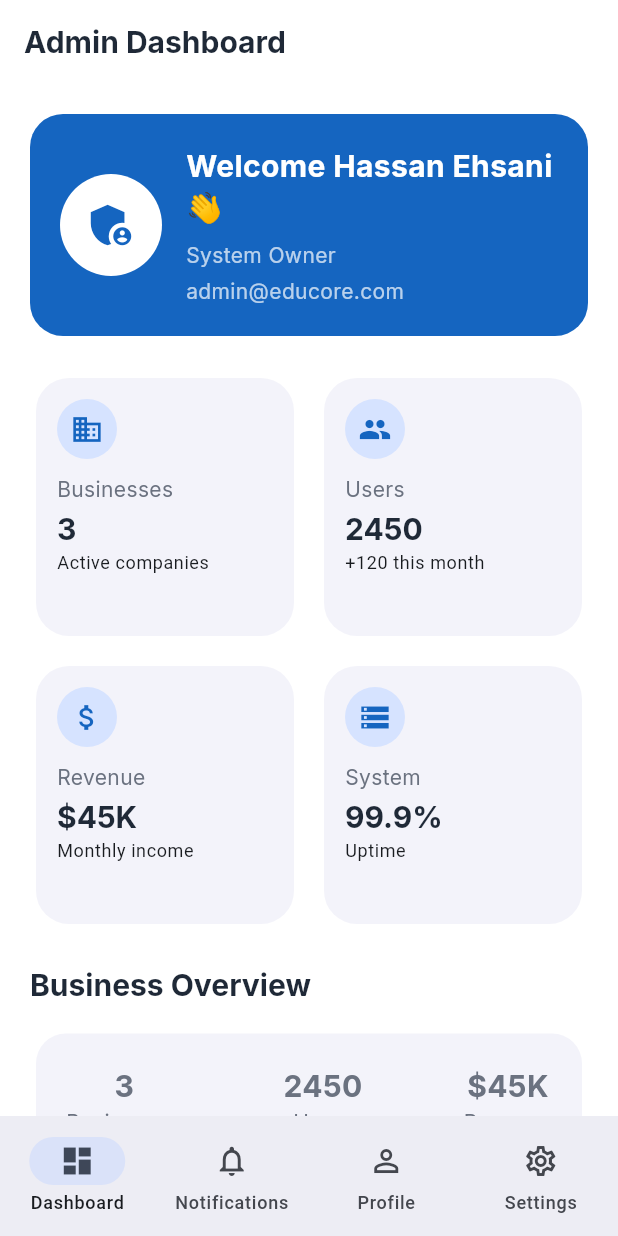
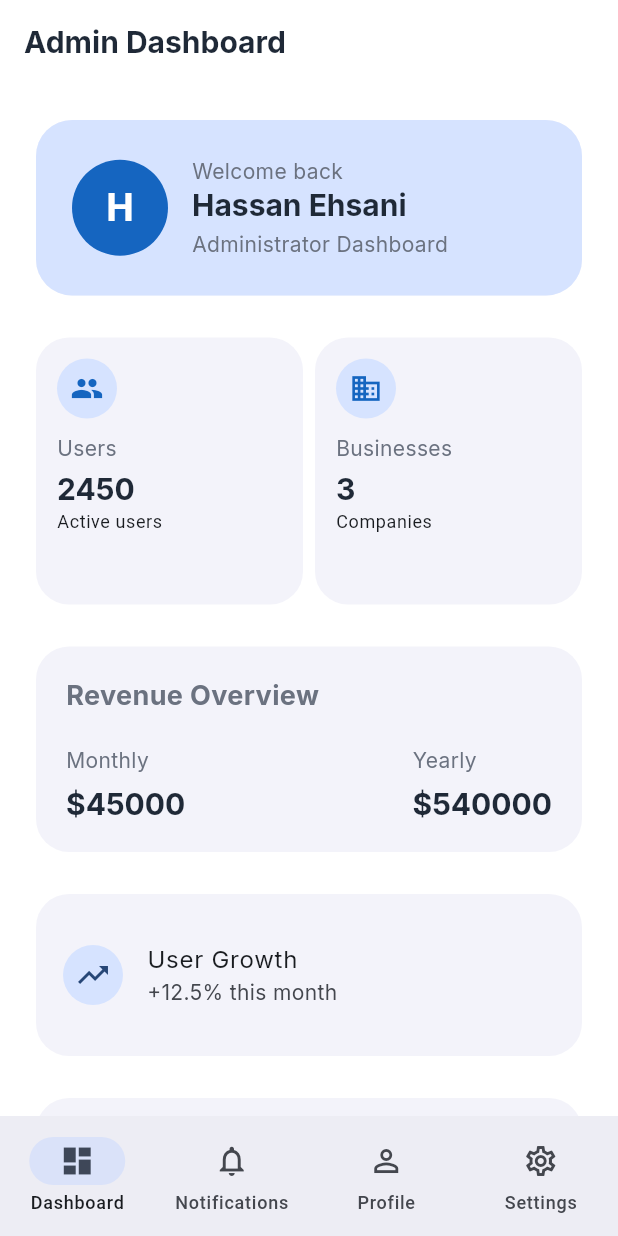
Before and after one commit to HassanEhsani/educore-platform, a Flutter app: the AdminDashboardPage screen opened by its route, on a phone screen of 412 x 824 dp. Run offline on Flutter 3.47's test engine with Material 3 defaults, Android fonts, the phone set to English and light mode, and no system bars; our stand-ins replace connectivity_plus, dio, flutter_riverpod, gap, go_router, google_fonts and 2 more; accounts and stored records are empty.

Commit message:
feat(admin): enhance dashboard analytics cards and admin profile UI

```diff
--- a/apps/mobile/lib/features/admin/data/admin_analytics_data.dart
+++ b/apps/mobile/lib/features/admin/data/admin_analytics_data.dart
@@ -0,0 +1,14 @@
+import '../domain/admin_analytics.dart';
+
+class AdminAnalyticsData {
+  static const AdminAnalytics analytics = AdminAnalytics(
+    totalUsers: 2450,
+    totalBusinesses: 3,
+    monthlyRevenue: 45000,
+    yearlyRevenue: 540000,
+    userGrowth: 12.5,
+    systemUptime: 99.9,
+    activeTeachers: 120,
+    activeStudents: 2450,
+  );
+}
--- a/apps/mobile/lib/features/admin/domain/admin_analytics.dart
+++ b/apps/mobile/lib/features/admin/domain/admin_analytics.dart
@@ -0,0 +1,21 @@
+class AdminAnalytics {
+  final int totalUsers;
+  final int totalBusinesses;
+  final double monthlyRevenue;
+  final double yearlyRevenue;
+  final double userGrowth;
+  final double systemUptime;
+  final int activeTeachers;
+  final int activeStudents;
+
+  const AdminAnalytics({
+    required this.totalUsers,
+    required this.totalBusinesses,
+    required this.monthlyRevenue,
+    required this.yearlyRevenue,
+    required this.userGrowth,
+    required this.systemUptime,
+    required this.activeTeachers,
+    required this.activeStudents,
+  });
+}
--- a/apps/mobile/lib/features/admin/presentation/admin_dashboard_page.dart
+++ b/apps/mobile/lib/features/admin/presentation/admin_dashboard_page.dart
@@ -1,41 +1,49 @@
-// lib/features/admin/presentation/admin_dashboard_page.dart
-
 import 'package:flutter/material.dart';
 
 import '../../../core/widgets/app_shell.dart';
-import '../data/admin_dashboard_data.dart';
+
+import '../data/admin_analytics_data.dart';
 import '../data/fake_admin_data.dart';
+
+import 'widgets/admin_activity_card.dart';
+import 'widgets/admin_business_card.dart';
+import 'widgets/admin_growth_card.dart';
 import 'widgets/admin_header.dart';
-import 'widgets/admin_stat_card.dart';
-import 'widgets/admin_business_card.dart';
-import 'widgets/admin_activity_card.dart';
 import 'widgets/admin_kpi_card.dart';
+import 'widgets/admin_quick_actions.dart';
+import 'widgets/admin_revenue_card.dart';
+import 'widgets/admin_system_health_card.dart';
+import 'widgets/admin_welcome_card.dart';
 
 class AdminDashboardPage extends StatelessWidget {
   const AdminDashboardPage({super.key});
-  static const List<String> _routes = [
+
+  static const List<String> routes = [
     '/admin',
     '/admin/notifications',
     '/admin/profile',
     '/admin/settings',
   ];
 
-  static const List<NavigationDestination> _destinations = [
+  static const List<NavigationDestination> destinations = [
     NavigationDestination(
       icon: Icon(Icons.dashboard_outlined),
       selectedIcon: Icon(Icons.dashboard),
       label: 'Dashboard',
     ),
+
     NavigationDestination(
       icon: Icon(Icons.notifications_outlined),
       selectedIcon: Icon(Icons.notifications),
       label: 'Notifications',
     ),
+
     NavigationDestination(
       icon: Icon(Icons.person_outline),
       selectedIcon: Icon(Icons.person),
       label: 'Profile',
     ),
+
     NavigationDestination(
       icon: Icon(Icons.settings_outlined),
       selectedIcon: Icon(Icons.settings),
@@ -45,135 +53,83 @@ class AdminDashboardPage extends StatelessWidget {
 
   @override
   Widget build(BuildContext context) {
-    final summary = AdminDashboardData.summary;
+    final analytics = AdminAnalyticsData.analytics;
 
     return AppShell(
       title: 'Admin Dashboard',
+
       currentIndex: 0,
+
       onTap: (_) {},
-      destinations: _destinations,
-      routes: _routes,
+
+      routes: routes,
+
+      destinations: destinations,
+
       body: SingleChildScrollView(
         padding: const EdgeInsets.all(20),
+
         child: Column(
           crossAxisAlignment: CrossAxisAlignment.start,
+
           children: [
-            AdminHeader(admin: FakeAdminData.admin),
-            const SizedBox(height: 24),
+            AdminWelcomeCard(admin: FakeAdminData.admin),
+
+            const SizedBox(height: 20),
 
             GridView.count(
               shrinkWrap: true,
+
               physics: const NeverScrollableScrollPhysics(),
+
               crossAxisCount: 2,
-              crossAxisSpacing: 12,
-              mainAxisSpacing: 12,
 
-              children: const [
+              children: [
+                AdminKpiCard(
+                  icon: Icons.people,
+                  title: 'Users',
+                  value: '${analytics.totalUsers}',
+                  subtitle: 'Active users',
+                ),
+
                 AdminKpiCard(
                   icon: Icons.business,
                   title: 'Businesses',
-                  value: '3',
-                  subtitle: 'Active companies',
-                ),
-
-                AdminKpiCard(
-                  icon: Icons.people,
-                  title: 'Users',
-                  value: '2450',
-                  subtitle: '+120 this month',
-                ),
-
-                AdminKpiCard(
-                  icon: Icons.attach_money,
-                  title: 'Revenue',
-                  value: '\$45K',
-                  subtitle: 'Monthly income',
-                ),
-
-                AdminKpiCard(
-                  icon: Icons.storage,
-                  title: 'System',
-                  value: '99.9%',
-                  subtitle: 'Uptime',
+                  value: '${analytics.totalBusinesses}',
+                  subtitle: 'Companies',
                 ),
               ],
             ),
 
-            const SizedBox(height: 24),
+            const SizedBox(height: 20),
 
-            Text(
-              'Business Overview',
-              style: Theme.of(
-                context,
-              ).textTheme.titleLarge?.copyWith(fontWeight: FontWeight.bold),
+            AdminRevenueCard(
+              monthlyRevenue: analytics.monthlyRevenue,
+              yearlyRevenue: analytics.yearlyRevenue,
             ),
 
-            const SizedBox(height: 16),
+            const SizedBox(height: 20),
+
+            AdminGrowthCard(growth: analytics.userGrowth),
+
+            const SizedBox(height: 20),
+
+            AdminSystemHealthCard(uptime: analytics.systemUptime),
+
+            const SizedBox(height: 20),
+
+            const AdminQuickActions(),
+
+            const SizedBox(height: 20),
 
             const AdminBusinessCard(),
 
-            const SizedBox(height: 24),
-
-            Text(
-              'System Statistics',
-              style: Theme.of(
-                context,
-              ).textTheme.titleLarge?.copyWith(fontWeight: FontWeight.bold),
-            ),
-
-            const SizedBox(height: 16),
-
-            AdminStatCard(
-              icon: Icons.people,
-              title: 'Total Students',
-              value: '${summary.totalStudents}',
-            ),
-
-            AdminStatCard(
-              icon: Icons.school,
-              title: 'Total Teachers',
-              value: '${summary.totalTeachers}',
-            ),
-
-            AdminStatCard(
-              icon: Icons.family_restroom,
-              title: 'Total Parents',
-              value: '${summary.totalParents}',
-            ),
-
-            AdminStatCard(
-              icon: Icons.attach_money,
-              title: 'Monthly Revenue',
-              value: '\$${summary.monthlyRevenue}',
-            ),
-
-            const SizedBox(height: 24),
-
-            Text(
-              'Recent Activities',
-              style: Theme.of(
-                context,
-              ).textTheme.titleLarge?.copyWith(fontWeight: FontWeight.bold),
-            ),
-
-            const SizedBox(height: 16),
+            const SizedBox(height: 20),
 
             const AdminActivityCard(
               title: 'New school registered',
-              subtitle: 'EduCore Branch added today',
+              subtitle: 'EduCore branch added',
               icon: Icons.business,
-            ),
-
-            const AdminActivityCard(
-              title: '120 new students enrolled',
-              subtitle: 'Enrollment updated this week',
-              icon: Icons.person_add,
-            ),
-
-            const AdminActivityCard(
-              title: 'Monthly report generated',
-              subtitle: 'Financial report is ready',
-              icon: Icons.analytics,
             ),
           ],
         ),
--- a/apps/mobile/lib/features/admin/presentation/widgets/admin_growth_card.dart
+++ b/apps/mobile/lib/features/admin/presentation/widgets/admin_growth_card.dart
@@ -0,0 +1,26 @@
+import 'package:flutter/material.dart';
+
+class AdminGrowthCard extends StatelessWidget {
+  final double growth;
+
+  const AdminGrowthCard({super.key, required this.growth});
+
+  @override
+  Widget build(BuildContext context) {
+    return Card(
+      elevation: 0,
+
+      shape: RoundedRectangleBorder(borderRadius: BorderRadius.circular(22)),
+
+      child: ListTile(
+        contentPadding: const EdgeInsets.all(18),
+
+        leading: const CircleAvatar(child: Icon(Icons.trending_up)),
+
+        title: const Text('User Growth'),
+
+        subtitle: Text('+${growth.toStringAsFixed(1)}% this month'),
+      ),
+    );
+  }
+}
--- a/apps/mobile/lib/features/admin/presentation/widgets/admin_quick_actions.dart
+++ b/apps/mobile/lib/features/admin/presentation/widgets/admin_quick_actions.dart
@@ -0,0 +1,58 @@
+import 'package:flutter/material.dart';
+
+class AdminQuickActions extends StatelessWidget {
+  const AdminQuickActions({super.key});
+
+  @override
+  Widget build(BuildContext context) {
+    return Card(
+      elevation: 0,
+
+      shape: RoundedRectangleBorder(borderRadius: BorderRadius.circular(22)),
+
+      child: Padding(
+        padding: const EdgeInsets.all(18),
+
+        child: Column(
+          crossAxisAlignment: CrossAxisAlignment.start,
+
+          children: [
+            Text(
+              'Quick Actions',
+
+              style: Theme.of(
+                context,
+              ).textTheme.titleMedium?.copyWith(fontWeight: FontWeight.bold),
+            ),
+
+            const SizedBox(height: 16),
+
+            Wrap(
+              spacing: 12,
+
+              runSpacing: 12,
+
+              children: [
+                _button(Icons.add_business, 'Add Business'),
+
+                _button(Icons.people, 'Users'),
+
+                _button(Icons.analytics, 'Reports'),
+              ],
+            ),
+          ],
+        ),
+      ),
+    );
+  }
+
+  Widget _button(IconData icon, String title) {
+    return ActionChip(
+      avatar: Icon(icon, size: 18),
+
+      label: Text(title),
+
+      onPressed: () {},
+    );
+  }
+}
--- a/apps/mobile/lib/features/admin/presentation/widgets/admin_revenue_card.dart
+++ b/apps/mobile/lib/features/admin/presentation/widgets/admin_revenue_card.dart
@@ -0,0 +1,76 @@
+import 'package:flutter/material.dart';
+
+class AdminRevenueCard extends StatelessWidget {
+  final double monthlyRevenue;
+  final double yearlyRevenue;
+
+  const AdminRevenueCard({
+    super.key,
+    required this.monthlyRevenue,
+    required this.yearlyRevenue,
+  });
+
+  @override
+  Widget build(BuildContext context) {
+    return Card(
+      elevation: 0,
+
+      shape: RoundedRectangleBorder(borderRadius: BorderRadius.circular(22)),
+
+      child: Padding(
+        padding: const EdgeInsets.all(20),
+
+        child: Column(
+          crossAxisAlignment: CrossAxisAlignment.start,
+
+          children: [
+            const Text(
+              'Revenue Overview',
+              style: TextStyle(fontSize: 18, fontWeight: FontWeight.bold),
+            ),
+
+            const SizedBox(height: 20),
+
+            Row(
+              mainAxisAlignment: MainAxisAlignment.spaceBetween,
+
+              children: [
+                _item(
+                  context,
+                  'Monthly',
+                  '\$${monthlyRevenue.toStringAsFixed(0)}',
+                ),
+
+                _item(
+                  context,
+                  'Yearly',
+                  '\$${yearlyRevenue.toStringAsFixed(0)}',
+                ),
+              ],
+            ),
+          ],
+        ),
+      ),
+    );
+  }
+
+  Widget _item(BuildContext context, String title, String value) {
+    return Column(
+      crossAxisAlignment: CrossAxisAlignment.start,
+
+      children: [
+        Text(title),
+
+        const SizedBox(height: 6),
+
+        Text(
+          value,
+
+          style: Theme.of(
+            context,
+          ).textTheme.titleLarge?.copyWith(fontWeight: FontWeight.bold),
+        ),
+      ],
+    );
+  }
+}
--- a/apps/mobile/lib/features/admin/presentation/widgets/admin_system_health_card.dart
+++ b/apps/mobile/lib/features/admin/presentation/widgets/admin_system_health_card.dart
@@ -0,0 +1,26 @@
+import 'package:flutter/material.dart';
+
+class AdminSystemHealthCard extends StatelessWidget {
+  final double uptime;
+
+  const AdminSystemHealthCard({super.key, required this.uptime});
+
+  @override
+  Widget build(BuildContext context) {
+    return Card(
+      elevation: 0,
+
+      shape: RoundedRectangleBorder(borderRadius: BorderRadius.circular(22)),
+
+      child: ListTile(
+        contentPadding: const EdgeInsets.all(18),
+
+        leading: const CircleAvatar(child: Icon(Icons.cloud_done)),
+
+        title: const Text('System Health'),
+
+        subtitle: Text('${uptime.toStringAsFixed(1)}% uptime'),
+      ),
+    );
+  }
+}
--- a/apps/mobile/lib/features/admin/presentation/widgets/admin_welcome_card.dart
+++ b/apps/mobile/lib/features/admin/presentation/widgets/admin_welcome_card.dart
@@ -0,0 +1,82 @@
+import 'package:flutter/material.dart';
+
+import '../../domain/admin.dart';
+
+class AdminWelcomeCard extends StatelessWidget {
+  final Admin admin;
+
+  const AdminWelcomeCard({super.key, required this.admin});
+
+  @override
+  Widget build(BuildContext context) {
+    final colors = Theme.of(context).colorScheme;
+
+    return Card(
+      elevation: 0,
+
+      shape: RoundedRectangleBorder(borderRadius: BorderRadius.circular(24)),
+
+      child: Container(
+        width: double.infinity,
+
+        padding: const EdgeInsets.all(24),
+
+        decoration: BoxDecoration(
+          borderRadius: BorderRadius.circular(24),
+
+          color: colors.primaryContainer,
+        ),
+
+        child: Row(
+          children: [
+            CircleAvatar(
+              radius: 32,
+
+              backgroundColor: colors.primary,
+
+              child: Text(
+                admin.name.substring(0, 1).toUpperCase(),
+
+                style: const TextStyle(
+                  color: Colors.white,
+
+                  fontSize: 26,
+
+                  fontWeight: FontWeight.bold,
+                ),
+              ),
+            ),
+
+            const SizedBox(width: 16),
+
+            Expanded(
+              child: Column(
+                crossAxisAlignment: CrossAxisAlignment.start,
+
+                children: [
+                  Text(
+                    'Welcome back',
+
+                    style: Theme.of(context).textTheme.bodyMedium,
+                  ),
+
+                  Text(
+                    admin.name,
+
+                    style: Theme.of(context).textTheme.titleLarge?.copyWith(
+                      fontWeight: FontWeight.bold,
+                    ),
+                  ),
+
+                  const SizedBox(height: 4),
+
+                  const Text('Administrator Dashboard'),
+                ],
+              ),
+            ),
+          ],
+        ),
+      ),
+    );
+  }
+}
```
